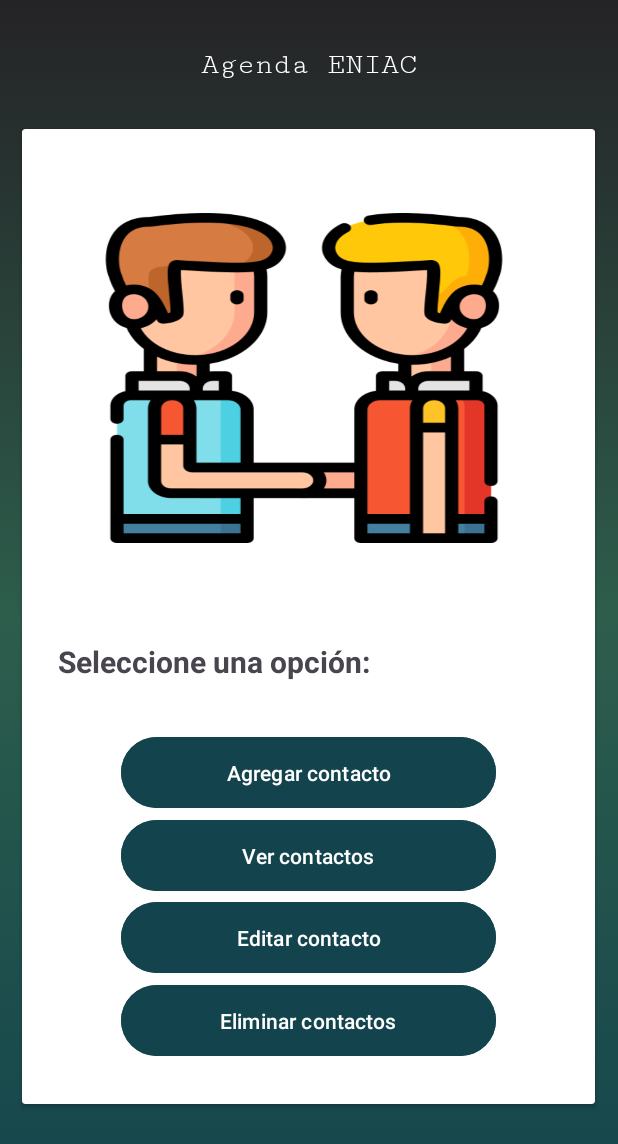
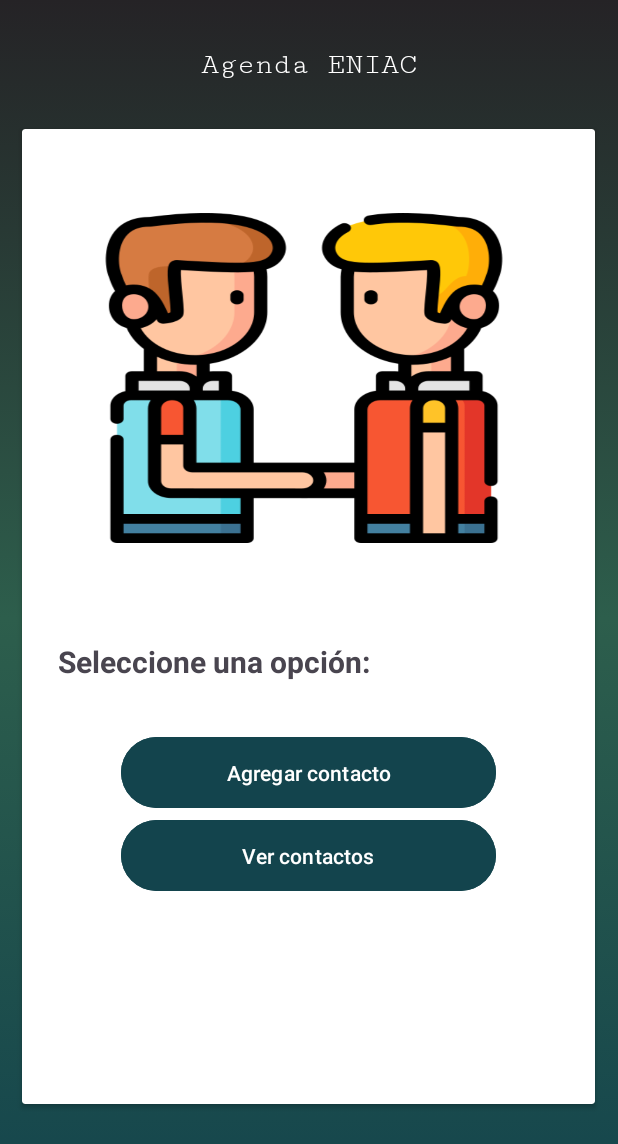
Before and after one commit to YercoCodeGreen/ProyectoAgendaContactosEniac, an Android app: the MenuAct screen opened directly, with no data from a screen before it, on a phone screen of 412 x 824 dp. Shown: the top 1144 px of the screen. Run offline under Robolectric (Android 15) with nearby library versions, the phone set to English and light mode, and no system bars.

```diff
--- a/app/src/main/res/layout/activity_menu.xml
+++ b/app/src/main/res/layout/activity_menu.xml
@@ -31,17 +31,6 @@
             android:layout_width="match_parent"
             android:layout_height="648dp">
 
-            <Button
-                android:id="@+id/btn_eliminarcontacto"
-                android:layout_width="250dp"
-                android:layout_height="55dp"
-                android:backgroundTint="#13444D"
-                android:text="Eliminar contactos"
-                app:layout_constraintBottom_toBottomOf="parent"
-                app:layout_constraintEnd_toEndOf="parent"
-                app:layout_constraintStart_toStartOf="parent"
-                app:layout_constraintTop_toTopOf="parent"
-                app:layout_constraintVertical_bias="0.956" />
 
             <Button
                 android:id="@+id/btn_vercontactos"
@@ -55,18 +44,7 @@
                 app:layout_constraintTop_toTopOf="parent"
                 app:layout_constraintVertical_bias="0.77" />
 
-            <Button
-                android:id="@+id/btn_editarcontacto"
 
-                android:layout_width="250dp"
-                android:layout_height="55dp"
-                android:backgroundTint="#13444D"
-                android:text="Editar contacto"
-                app:layout_constraintBottom_toBottomOf="parent"
-                app:layout_constraintEnd_toEndOf="parent"
-                app:layout_constraintStart_toStartOf="parent"
-                app:layout_constraintTop_toTopOf="parent"
-                app:layout_constraintVertical_bias="0.863" />
 
             <Button
                 android:id="@+id/btn_agregarcontacto"
```
